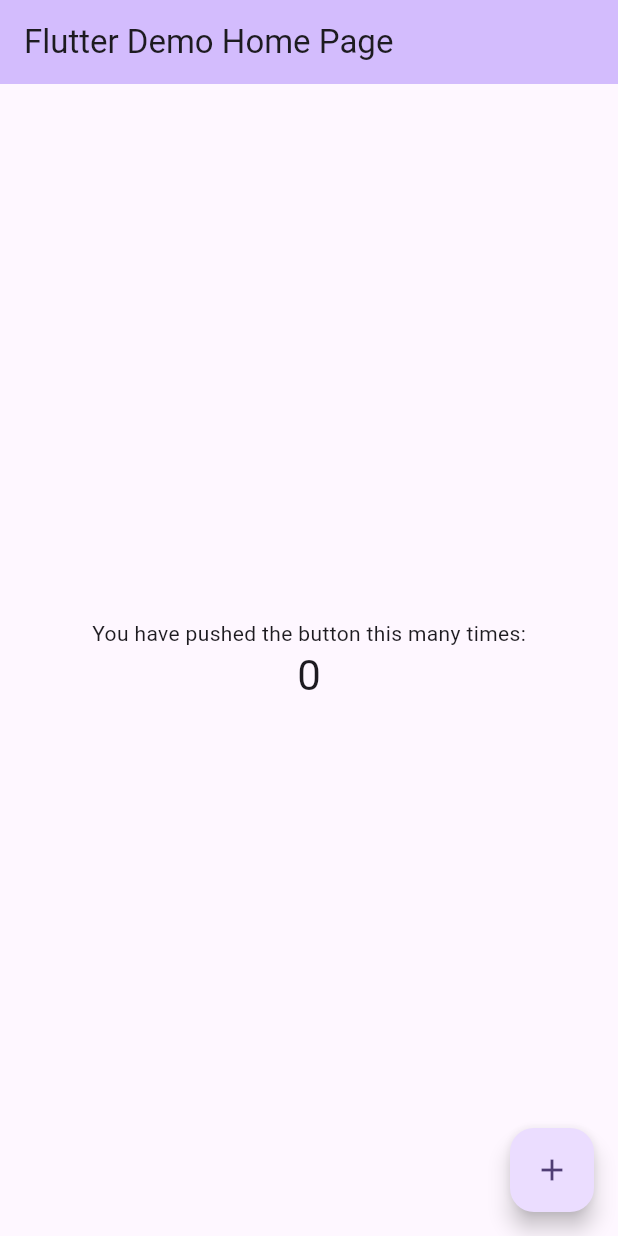
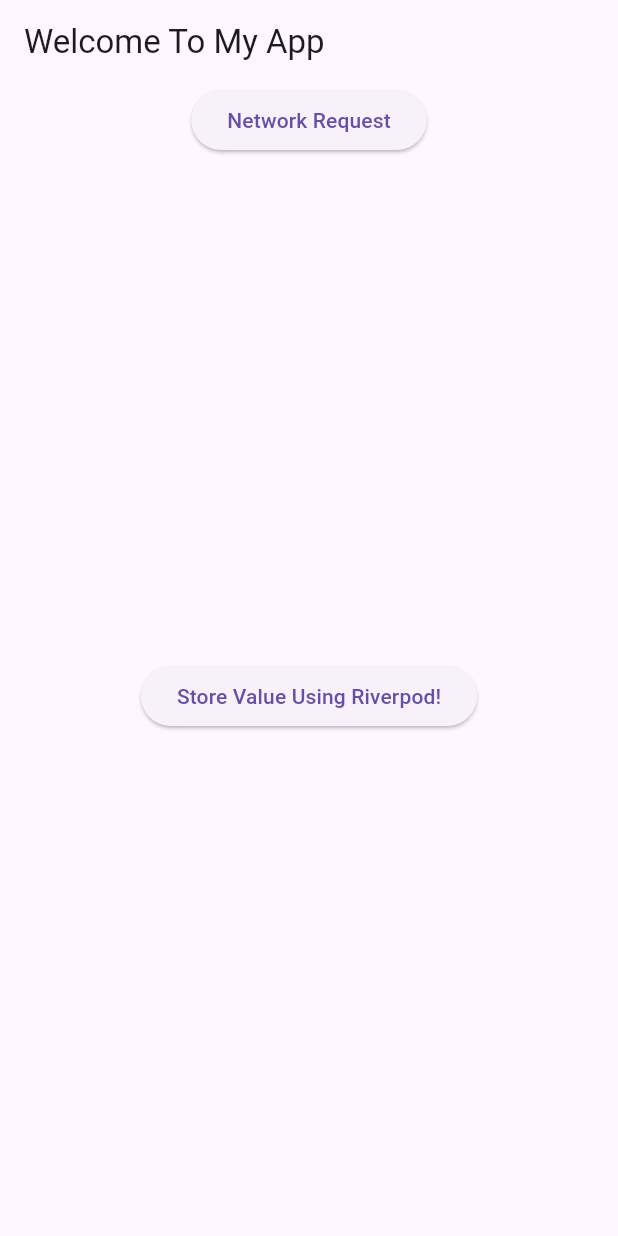
Before and after one commit to Soli1065/riverpod_clean_practice, a Flutter app: the screen it shows after launch, on a phone screen of 412 x 824 dp. Run offline on Flutter 3.47's test engine with Material 3 defaults, Android fonts, the phone set to English and light mode, and no system bars; our stand-ins replace flutter_riverpod, riverpod_annotation; generated files the repository leaves out were written again.

Commit message:
#store new value

```diff
--- a/lib/main.dart
+++ b/lib/main.dart
@@ -1,9 +1,60 @@
 import 'package:flutter/material.dart';
+import 'package:flutter_riverpod/flutter_riverpod.dart';
+
+import 'network_request/network_request_screen.dart';
+import 'new_value/new_value.dart';
 
 void main() {
-  runApp(const MyApp());
+  runApp(
+      ProviderScope(child: App())
+  );
 }
 
+
+class App extends ConsumerWidget{
+  const App({super.key});
+
+  @override
+  Widget build(BuildContext context, WidgetRef ref) {
+
+    return MaterialApp(
+      home: Scaffold(
+        appBar: AppBar(title: Text("Welcome To My App"),),
+        body: Builder(
+          builder:(context)=> SizedBox(
+            height: double.maxFinite,
+            width: double.maxFinite,
+            child: Column(
+              crossAxisAlignment: CrossAxisAlignment.center,
+              mainAxisAlignment: MainAxisAlignment.center,
+              children: [
+
+
+                ElevatedButton(
+                    onPressed: (){
+                      Navigator.push(context, MaterialPageRoute(builder: (context)=>NetworkRequestScreen()));
+                    },
+                    child: Text('Network Request')
+                ),
+                Spacer(),
+                ElevatedButton(
+                    onPressed: (){
+                      Navigator.of(context).push(MaterialPageRoute(builder: (context)=>NewValueScreen()));
+                    },
+                    child: Text("Store Value Using Riverpod!"),
+                ),
+                Spacer()
+              ],
+            ),
+          ),
+        ),
+      ),
+    );
+  }
+}
+
+
+/*
 class MyApp extends StatelessWidget {
   const MyApp({super.key});
 
@@ -123,3 +174,5 @@
     );
   }
 }
+
+ */
--- /dev/null
+++ b/lib/new_value/new_value.dart
@@ -0,0 +1,27 @@
+import 'package:flutter/material.dart';
+import 'package:flutter_riverpod/flutter_riverpod.dart';
+import 'package:riverpod_annotation/riverpod_annotation.dart';
+
+part 'new_value.g.dart';
+
+
+@riverpod
+String myNewValue(Ref ref){
+  return "This is my new value stored here initially!!!";
+}
+
+
+class NewValueScreen extends ConsumerWidget{
+  @override
+  Widget build(BuildContext context, WidgetRef ref) {
+    final String value = ref.watch(myNewValueProvider);
+
+    return Scaffold(
+      appBar: AppBar(
+        title: Text('Storing Value With Riverpod'),
+
+      ),
+      body: Center(child: Text(value),),
+    );
+  }
+}
```
Also changed, not shown: lib/network_request/network_request_screen.dart (added, +16 -0 lines), pubspec.yaml (+10 -1 lines), lib/new_value/new_value.g.dart (added), pubspec.lock, 1 other file.
